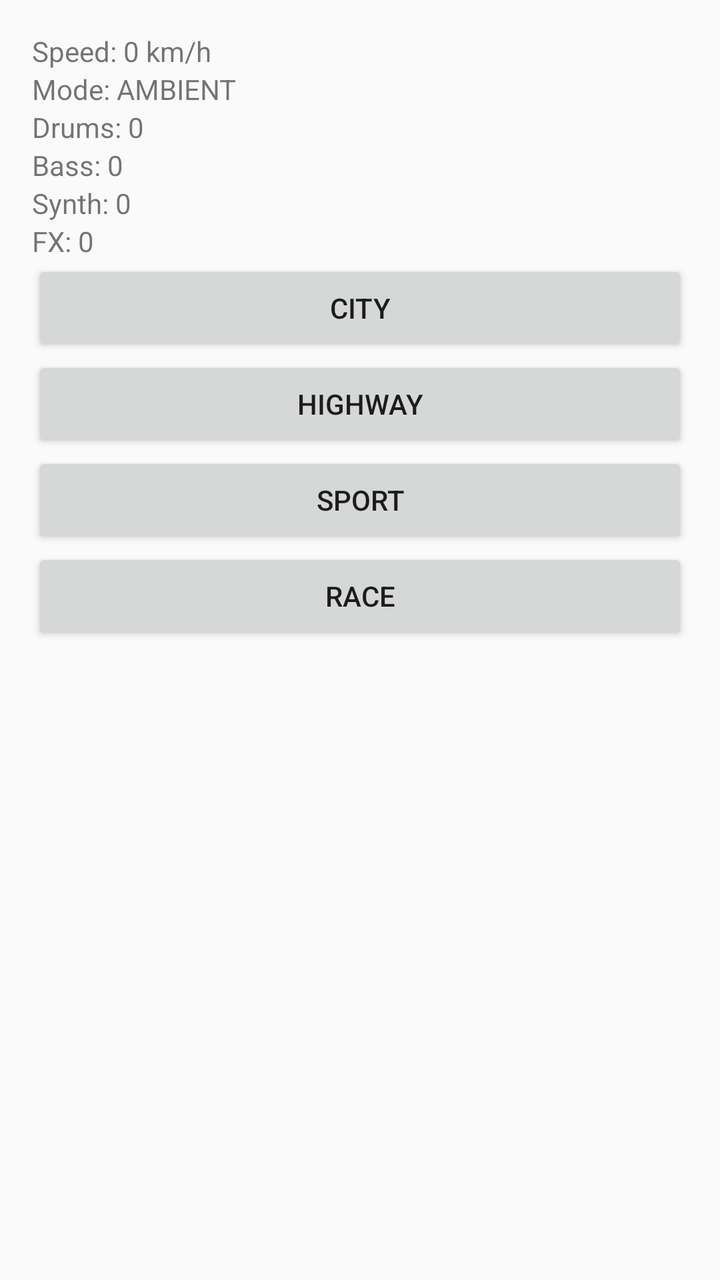
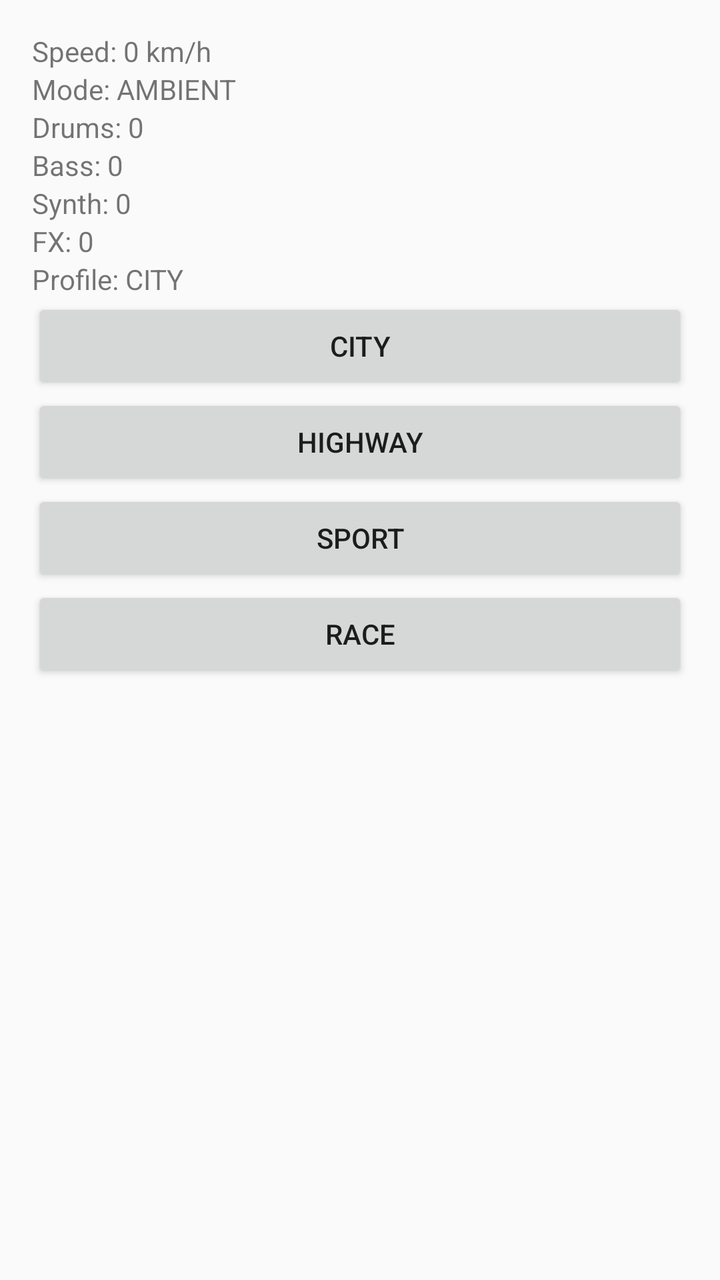

Compare the two renders of this Android layout. The source of the first and the diff that turns it into the second are given below.
<!-- AndroidManifest.xml: application theme Theme.AppCompat.Light -->
<!-- res/layout/activity_main.xml -->
<?xml version="1.0" encoding="utf-8"?>
<LinearLayout
    xmlns:android="http://schemas.android.com/apk/res/android"
    android:layout_width="match_parent"
    android:layout_height="match_parent"
    android:orientation="vertical"
    android:padding="16dp">

    <TextView
        android:id="@+id/txtSpeed"
        android:layout_width="wrap_content"
        android:layout_height="wrap_content"
        android:text="Speed: 0 km/h"/>

    <TextView
        android:id="@+id/txtMode"
        android:layout_width="wrap_content"
        android:layout_height="wrap_content"
        android:text="Mode: AMBIENT"/>

    <TextView
        android:id="@+id/txtDrums"
        android:layout_width="wrap_content"
        android:layout_height="wrap_content"
        android:text="Drums: 0"/>

    <TextView
        android:id="@+id/txtBass"
        android:layout_width="wrap_content"
        android:layout_height="wrap_content"
        android:text="Bass: 0"/>

    <TextView
        android:id="@+id/txtSynth"
        android:layout_width="wrap_content"
        android:layout_height="wrap_content"
        android:text="Synth: 0"/>

    <TextView
        android:id="@+id/txtFx"
        android:layout_width="wrap_content"
        android:layout_height="wrap_content"
        android:text="FX: 0"/>

    <Button
        android:id="@+id/btnCity"
        android:layout_width="match_parent"
        android:layout_height="wrap_content"
        android:text="CITY"/>

    <Button
        android:id="@+id/btnHighway"
        android:layout_width="match_parent"
        android:layout_height="wrap_content"
        android:text="HIGHWAY"/>

    <Button
        android:id="@+id/btnSport"
        android:layout_width="match_parent"
        android:layout_height="wrap_content"
        android:text="SPORT"/>

    <Button
        android:id="@+id/btnRace"
        android:layout_width="match_parent"
        android:layout_height="wrap_content"
        android:text="RACE"/>


    

</LinearLayout>
<!-- resources referenced by this layout -->
<resources>

</resources>

<!-- the commit's change to res/layout/activity_main.xml (unified diff, before → after) -->
@@ -42,6 +42,13 @@
         android:layout_height="wrap_content"
         android:text="FX: 0"/>
 
+
+    <TextView
+    android:id="@+id/txtProfile"
+    android:layout_width="wrap_content"
+    android:layout_height="wrap_content"
+    android:text="Profile: CITY" />
+    
     <Button
         android:id="@+id/btnCity"
         android:layout_width="match_parent"
